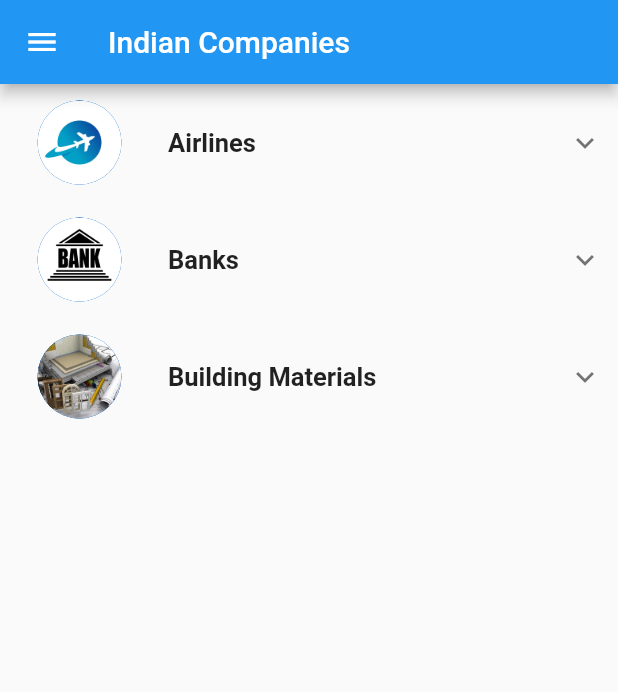
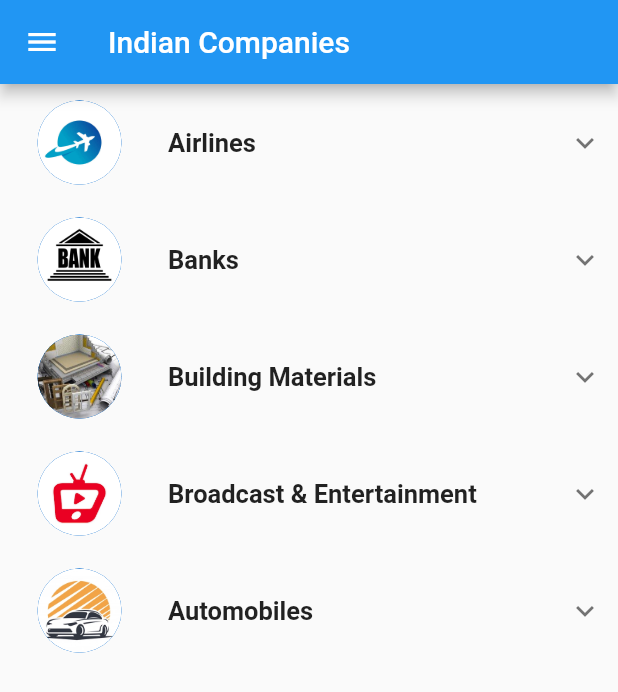
Before and after one commit to AdityaKanikdaley/FlutterPractice, a Flutter app: the screen it shows after launch, on a phone screen of 412 x 824 dp. Shown: the top 692 px of the screen. Run offline on Flutter 3.47's test engine with Material 2 defaults, Android fonts, the phone set to English and light mode, and no system bars; our stand-ins replace charts_flutter, flushbar, flutter_icons, font_awesome_flutter, math_expressions.

Commit message:
broadcasting: done automobiles: done

```diff
--- a/indian_companies/lib/card.dart
+++ b/indian_companies/lib/card.dart
@@ -46,7 +46,7 @@ Widget card(BuildContext context,String path, String name, String sector, String
                       new Text("Sector: " + sector),
                       new Text("Headquarters: " + headquarters),
                       new Text("Year founded: " + founded),
-                      new Text("Click for more details", style: TextStyle(color: Colors.blue)),
+                      new Text("Click to visit Website", style: TextStyle(color: Colors.blue)),
                     ],
                   ),
                 )
--- a/indian_companies/lib/categories/airlines.dart
+++ b/indian_companies/lib/categories/airlines.dart
@@ -14,7 +14,7 @@ Widget airlines(BuildContext context){
           card(context,"assets/airlines/air costa.png", "Air Costa", "Airlines", "Vijayawada", "2013","https://en.wikipedia.org/wiki/Air_Costa"),
           card(context,"assets/airlines/air odisha.png", "Air Odisha", "Airlines", "Bhubaneswar", "2012","https://www.alternativeairlines.com/air-odisha"),
           card(context,"assets/airlines/jetlite.png", "JetLite", "Airlines", "Mumbai", "1991","https://en.wikipedia.org/wiki/JetLite"),
-          card(context,"assets/airlines/pawan hans.png", "Pawan Hans", "Airlines", "Noida", "1985","https://www.pawanhans.co.in/"),
+          // card(context,"assets/airlines/pawan hans.png", "Pawan Hans", "Airlines", "Noida", "1985","https://www.pawanhans.co.in/"),
           Text("Updating more companies soon.......",  style: TextStyle(fontWeight: FontWeight.bold, fontSize: 14),)
         ]
     );
--- /dev/null
+++ b/indian_companies/lib/categories/automobiles.dart
@@ -0,0 +1,22 @@
+import 'package:flutter/material.dart';
+import 'package:indian_companies/card.dart';
+
+Widget automobiles(BuildContext context){
+  return
+    Column(
+        children: <Widget>[
+          card(context,"assets/automobiles/bajaj auto.png", "Bajaj Auto", "Consumer Goods", "Pune", "1945","https://www.bajajauto.com/"),
+          card(context,"assets/automobiles/Force-Motors-logo-1920x1080.png", "Force Motors", "Consumer Goods", "Pune", "1958","https://www.forcemotors.com/"),
+          card(context,"assets/automobiles/hero motocorp.png", "Hero MotoCorp.", "Consumer Goods", "Gurugram", "1984","https://www.heromotocorp.com/en-in/"),
+          card(context,"assets/automobiles/hindustan motors.png", "Hindustan Motors", "Consumer Goods", "Kolkata", "1942","http://www.hindmotor.com/"),
+          card(context,"assets/automobiles/Mahindra-logo.png", "Mahindra", "Consumer Goods", "Mumbai", "1945","https://auto.mahindra.com/"),
+          card(context,"assets/automobiles/maruti suzuki.png", "Maruti Suzuki", "Consumer Goods", "New Delhi", "1981","https://www.marutisuzuki.com/"),
+          card(context,"assets/automobiles/royal enfield.png", "Royal Enfield", "Consumer Goods", "Chennai", "1955","https://www.royalenfield.com/"),
+          card(context,"assets/automobiles/swaraj mazda.png", "Swaraj Mazda", "Consumer Goods", "Chandigarh", "1983","https://www.smlisuzu.com/"),
+          card(context,"assets/automobiles/tata motors.png", "Tata Motors", "Consumer Goods", "Mumbai", "1945","https://www.tatamotors.com/"),
+          card(context,"assets/automobiles/tvs motor company.png", "TVS Motors", "Consumer Goods", "Chennai", "1978","https://www.tvsmotor.com/"),
+          Text("Updating more companies soon.......",  style: TextStyle(fontWeight: FontWeight.bold, fontSize: 14),)
+        ]
+    );
+
+}
--- /dev/null
+++ b/indian_companies/lib/categories/broadcast_entertain.dart
@@ -0,0 +1,23 @@
+import 'package:flutter/material.dart';
+import 'package:indian_companies/card.dart';
+
+Widget broadcasting(BuildContext context){
+  return
+    Column(
+        children: <Widget>[
+          card(context,"assets/broadcasting/ABP-logo.png", "ABP Group", "Consumer Services", "Kolkata", "1922","https://www.abp.in/"),
+          card(context,"assets/broadcasting/balaji telefilms.png", "Balaji Telefilms", "Consumer Services", "Mumbai", "1994","http://www.balajitelefilms.com/"),
+          card(context,"assets/broadcasting/dish-tv.png", "Dish TV", "Consumer Services", "Noida", "2003","https://www.dishtv.in/"),
+          card(context,"assets/broadcasting/NDTV_logo.svg.png", "NDTV", "Consumer Services", "New Delhi", "1988","https://www.ndtv.com/"),
+          card(context,"assets/broadcasting/Network_18_Logo.svg.png", "Network 18", "Consumer Services", "Noida", "1993","https://www.nw18.com/"),
+          card(context,"assets/broadcasting/reliance-entertainment.png", "Reliance Ent.", "Consumer Services", "Mumbai", "2005","https://www.relianceentertainment.com/"),
+          card(context,"assets/broadcasting/sun-tv-.png", "Sun Group", "Consumer Services", "Chennai", "1992","http://www.sunnetwork.in/"),
+          card(context,"assets/broadcasting/t-series-logo.png", "T-Series", "Consumer Services", "Noida", "1983","https://www.tseries.com/"),
+          card(context,"assets/broadcasting/the-times-group.png", "The Times Group", "Consumer Services", "Mumbai", "1838","https://www.timesgroup.com/"),
+          card(context,"assets/broadcasting/Zee_Entertainment_Enterprises_logo.png", "Zee Ent. Enterprises", "Consumer Services", "Mumbai", "1992","https://www.zee.com/"),
+          card(context,"assets/broadcasting/zee-news-logo.png", "Zee News", "Consumer Services", "Mumbai", "1999","https://zeenews.india.com/"),
+          Text("Updating more companies soon.......",  style: TextStyle(fontWeight: FontWeight.bold, fontSize: 14),)
+        ]
+    );
+
+}
--- a/indian_companies/lib/main.dart
+++ b/indian_companies/lib/main.dart
@@ -2,7 +2,9 @@ import 'package:flutter/cupertino.dart';
 import 'package:flutter/material.dart';
 import 'package:flutter/widgets.dart';
 import 'package:indian_companies/categories/airlines.dart';
+import 'package:indian_companies/categories/automobiles.dart';
 import 'package:indian_companies/categories/banks.dart';
+import 'package:indian_companies/categories/broadcast_entertain.dart';
 import 'package:indian_companies/categories/buildingMaterials.dart';
 import 'package:indian_companies/expansionTile.dart';
 import 'drawer.dart';
@@ -39,6 +41,8 @@ class MyApp extends StatelessWidget {
                     expansionTile("assets/headLogo/airlines.png", "Airlines", context, airlines),
                     expansionTile("assets/headLogo/banks.jpg", "Banks", context, banks),
                     expansionTile("assets/headLogo/buildingMaterials.jpg", "Building Materials", context, buildingMaterials),
+                    expansionTile("assets/headLogo/broadcast.png", "Broadcast & Entertainment", context, broadcasting),
+                    expansionTile("assets/headLogo/automobiles.png", "Automobiles", context, automobiles),
 
                 ],
         ),
```
Also changed, not shown: indian_companies/assets/broadcasting/ABP-logo.png, indian_companies/assets/headLogo/automobiles.png (added), indian_companies/assets/headLogo/broadcast.png (added).
